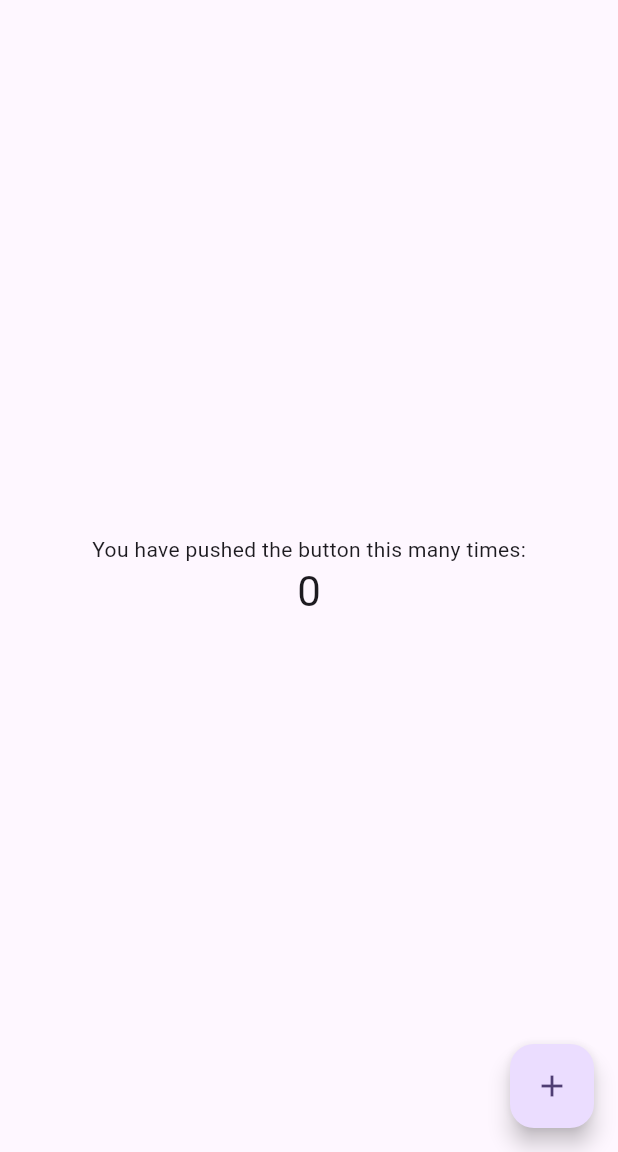
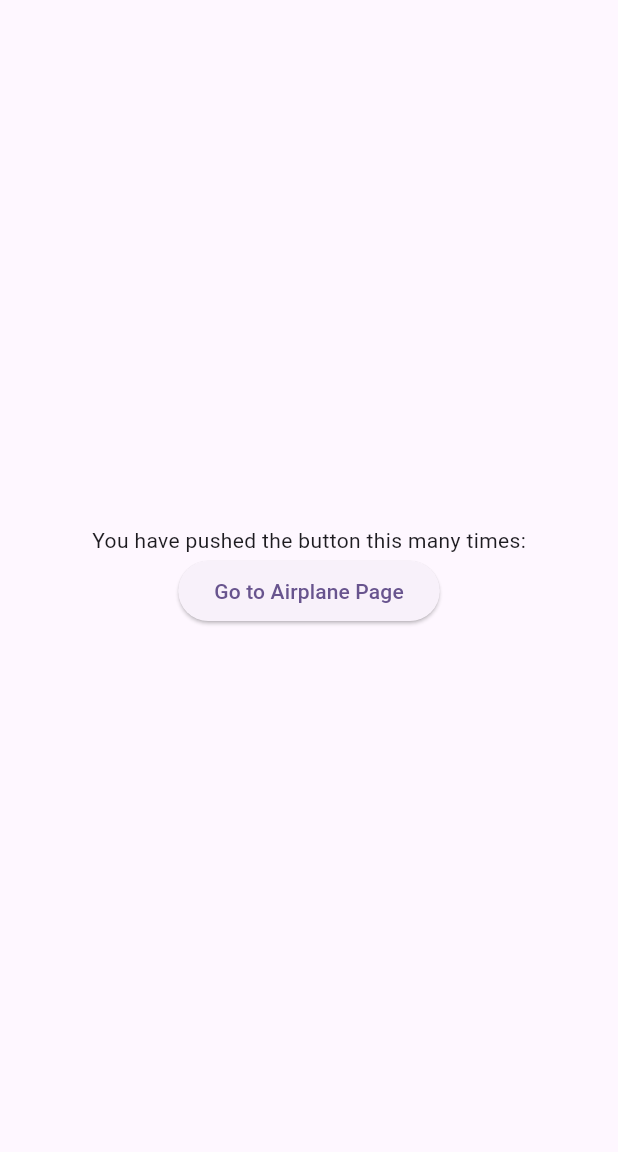
Before and after one commit to JinmingShi1/cst2335_final_project, a Flutter app: the screen it shows after launch, on a phone screen of 412 x 824 dp, the part 84-1236 px from its top. Run offline on Flutter 3.47's test engine with Material 3 defaults, Android fonts, the phone set to English and light mode, and no system bars; our stand-ins replace floor, flutter_secure_storage, sqflite; accounts and stored records are empty; generated files the repository leaves out were written again.

Commit message:
add Airplane list page

```diff
--- /dev/null
+++ b/lib/Entities/airplane_entity.dart
@@ -0,0 +1,25 @@
+import 'package:floor/floor.dart';
+
+@Entity(tableName: 'airplanes')
+class Airplane {
+  @PrimaryKey(autoGenerate: true)
+  int? id;
+
+  String type;
+  int passengerCapacity;
+  int maxSpeed;
+  int range;
+
+  Airplane({
+    this.id,
+    required this.type,
+    required this.passengerCapacity,
+    required this.maxSpeed,
+    required this.range,
+  });
+
+  @override
+  String toString() {
+    return '$type, capacity: $passengerCapacity, speed: $maxSpeed km/h, range: $range km';
+  }
+}
--- /dev/null
+++ b/lib/dao/airplane_dao.dart
@@ -0,0 +1,14 @@
+import 'package:floor/floor.dart';
+import '../Entities/airplane_entity.dart';
+
+@dao
+abstract class AirplaneDao {
+  @insert
+  Future<int> insertAirplane(Airplane airplane);
+
+  @Query('SELECT * FROM airplanes')
+  Future<List<Airplane>> findAllAirplanes();
+
+  @delete
+  Future<void> deleteAirplane(Airplane airplane);
+}
--- /dev/null
+++ b/lib/database/airplane_database.dart
@@ -0,0 +1,12 @@
+import 'dart:async';
+import 'package:floor/floor.dart';
+import 'package:sqflite/sqflite.dart' as sqflite;
+import '../dao/airplane_dao.dart';
+import '../Entities/airplane_entity.dart';
+
+part 'airplane_database.g.dart';
+
+@Database(version: 1, entities: [Airplane])
+abstract class AirplaneDatabase extends FloorDatabase {
+  AirplaneDao get airplaneDao;
+}
--- a/lib/main.dart
+++ b/lib/main.dart
@@ -1,4 +1,6 @@
 import 'package:flutter/material.dart';
+
+import './pages/airplane_list_page.dart';
 
 void main() {
   runApp(const MyApp());
@@ -30,7 +32,10 @@ class MyApp extends StatelessWidget {
         // tested with just a hot reload.
         colorScheme: ColorScheme.fromSeed(seedColor: Colors.deepPurple),
       ),
-      home: const MyHomePage(title: 'Flutter Demo Home Page'),
+      routes: {
+        '/': (context) => const MyHomePage(title: 'Flutter Demo Home Page',),
+        '/airplanes': (context) => const AirplaneListPage(),
+      },
     );
   }
 }
@@ -54,18 +59,9 @@ class MyHomePage extends StatefulWidget {
 }
 
 class _MyHomePageState extends State<MyHomePage> {
-  int _counter = 0;
 
-  void _incrementCounter() {
-    setState(() {
-      // This call to setState tells the Flutter framework that something has
-      // changed in this State, which causes it to rerun the build method below
-      // so that the display can reflect the updated values. If we changed
-      // _counter without calling setState(), then the build method would not be
-      // called again, and so nothing would appear to happen.
-      _counter++;
-    });
-  }
+
+
 
   @override
   Widget build(BuildContext context) {
@@ -105,17 +101,14 @@ class _MyHomePageState extends State<MyHomePage> {
           mainAxisAlignment: MainAxisAlignment.center,
           children: <Widget>[
             const Text('You have pushed the button this many times:'),
-            Text(
-              '$_counter',
-              style: Theme.of(context).textTheme.headlineMedium,
+            ElevatedButton(
+              onPressed: () {
+                Navigator.pushNamed(context, '/airplanes');
+              },
+              child: const Text("Go to Airplane Page"),
             ),
           ],
         ),
-      ),
-      floatingActionButton: FloatingActionButton(
-        onPressed: _incrementCounter,
-        tooltip: 'Increment',
-        child: const Icon(Icons.add),
       ), // This trailing comma makes auto-formatting nicer for build methods.
     );
   }
--- a/pubspec.yaml
+++ b/pubspec.yaml
@@ -30,14 +30,19 @@ environment:
 dependencies:
   flutter:
     sdk: flutter
+  floor: ^1.4.0
 
   # The following adds the Cupertino Icons font to your application.
   # Use with the CupertinoIcons class for iOS style icons.
   cupertino_icons: ^1.0.8
+  shared_preferences: ^2.5.3
+  flutter_secure_storage: ^9.0.0
 
 dev_dependencies:
   flutter_test:
     sdk: flutter
+  floor_generator: ^1.4.0
+  build_runner: ^2.1.2
 
   # The "flutter_lints" package below contains a set of recommended lints to
   # encourage good coding practices. The lint set provided by the package is
```
Also changed, not shown: lib/pages/airplane_list_page.dart (added, +162 -0 lines), lib/database/airplane_database.g.dart (added), pubspec.lock, 11 other files.
